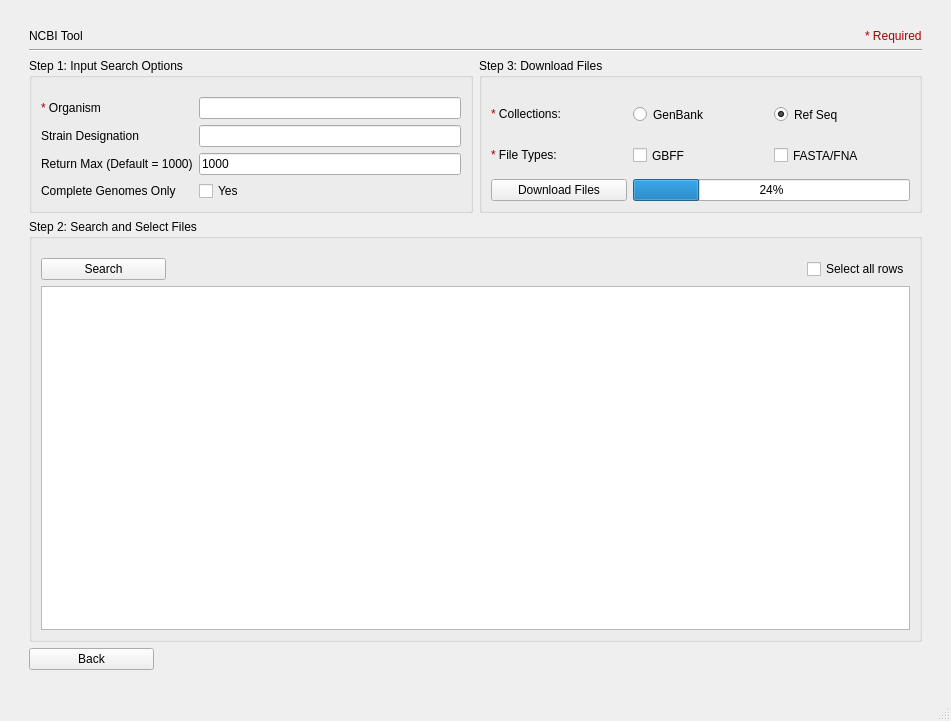
Old version of the form ncbi.ui in the repository TrinhLab/CASPERapp.
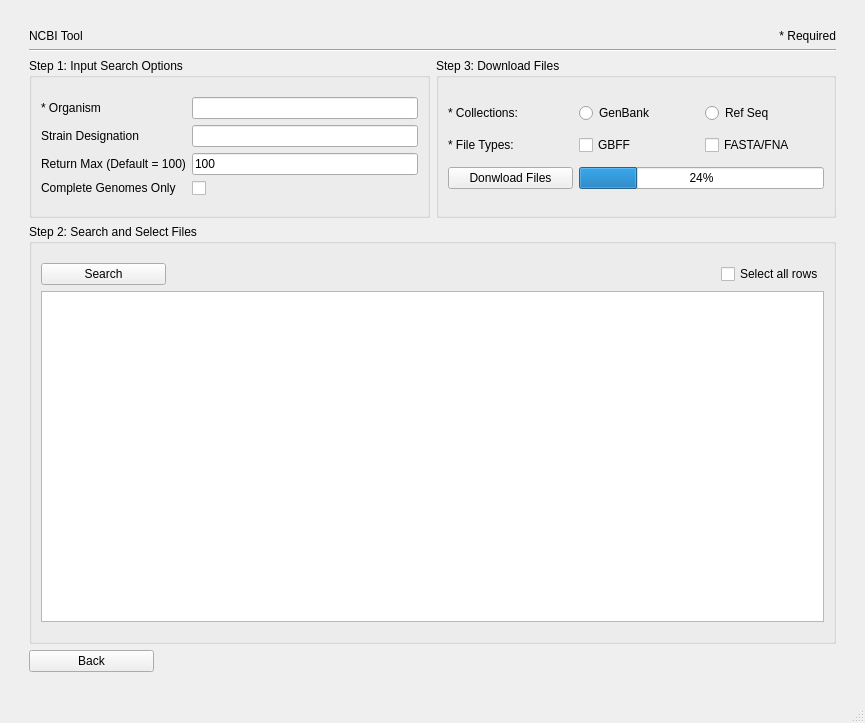
New version of the form.

```diff
--- a/ncbi.ui
+++ b/ncbi.ui
@@ -6,30 +6,131 @@
    <rect>
     <x>0</x>
     <y>0</y>
-    <width>951</width>
-    <height>721</height>
+    <width>865</width>
+    <height>723</height>
    </rect>
   </property>
   <property name="windowTitle">
    <string>MainWindow</string>
   </property>
   <widget class="QWidget" name="centralwidget">
-   <layout class="QGridLayout" name="gridLayout">
+   <layout class="QGridLayout" name="gridLayout_2">
+    <item row="2" column="1">
+     <spacer name="verticalSpacer">
+      <property name="orientation">
+       <enum>Qt::Vertical</enum>
+      </property>
+      <property name="sizeType">
+       <enum>QSizePolicy::Fixed</enum>
+      </property>
+      <property name="sizeHint" stdset="0">
+       <size>
+        <width>20</width>
+        <height>20</height>
+       </size>
+      </property>
+     </spacer>
+    </item>
+    <item row="1" column="0">
+     <spacer name="horizontalSpacer">
+      <property name="orientation">
+       <enum>Qt::Horizontal</enum>
+      </property>
+      <property name="sizeType">
+       <enum>QSizePolicy::Fixed</enum>
+      </property>
+      <property name="sizeHint" stdset="0">
+       <size>
+        <width>20</width>
+        <height>20</height>
+       </size>
+      </property>
+     </spacer>
+    </item>
     <item row="1" column="1">
-     <layout class="QGridLayout" name="gridLayout_3">
-      <item row="0" column="1" alignment="Qt::AlignRight">
-       <widget class="QLabel" name="label_6">
-        <property name="sizePolicy">
-         <sizepolicy hsizetype="Fixed" vsizetype="Fixed">
-          <horstretch>0</horstretch>
-          <verstretch>0</verstretch>
-         </sizepolicy>
+     <layout class="QGridLayout" name="gridLayout">
+      <item row="3" column="0" colspan="2">
+       <widget class="QGroupBox" name="Step2">
+        <property name="title">
+         <string>Step 2: Search and Select Files</string>
         </property>
+        <layout class="QGridLayout" name="gridLayout_6">
+         <item row="1" column="0" alignment="Qt::AlignLeft">
+          <widget class="QPushButton" name="search_button">
+           <property name="minimumSize">
+            <size>
+             <width>125</width>
+             <height>0</height>
+            </size>
+           </property>
+           <property name="text">
+            <string>Search</string>
+           </property>
+          </widget>
+         </item>
+         <item row="3" column="0" colspan="3">
+          <spacer name="verticalSpacer_6">
+           <property name="orientation">
+            <enum>Qt::Vertical</enum>
+           </property>
+           <property name="sizeType">
+            <enum>QSizePolicy::Fixed</enum>
+           </property>
+           <property name="sizeHint" stdset="0">
+            <size>
+             <width>10</width>
+             <height>10</height>
+            </size>
+           </property>
+          </spacer>
+         </item>
+         <item row="0" column="0" colspan="3">
+          <spacer name="verticalSpacer_5">
+           <property name="orientation">
+            <enum>Qt::Vertical</enum>
+           </property>
+           <property name="sizeType">
+            <enum>QSizePolicy::Fixed</enum>
+           </property>
+           <property name="sizeHint" stdset="0">
+            <size>
+             <width>10</width>
+             <height>10</height>
+            </size>
+           </property>
+          </spacer>
+         </item>
+         <item row="2" column="0" colspan="3">
+          <widget class="QTableView" name="ncbi_table">
+           <property name="layoutDirection">
+            <enum>Qt::LeftToRight</enum>
+           </property>
+          </widget>
+         </item>
+         <item row="1" column="2" alignment="Qt::AlignRight">
+          <widget class="QCheckBox" name="all_rows">
+           <property name="text">
+            <string>Select all rows</string>
+           </property>
+          </widget>
+         </item>
+        </layout>
+       </widget>
+      </item>
+      <item row="0" column="1">
+       <widget class="QLabel" name="label_2">
         <property name="text">
-         <string>&lt;html&gt;&lt;head/&gt;&lt;body&gt;&lt;p&gt;&lt;span style=&quot; color:#aa0000;&quot;&gt;* Required&lt;/span&gt;&lt;/p&gt;&lt;/body&gt;&lt;/html&gt;</string>
+         <string>* Required</string>
         </property>
-        <property name="textFormat">
-         <enum>Qt::RichText</enum>
+        <property name="alignment">
+         <set>Qt::AlignRight|Qt::AlignTrailing|Qt::AlignVCenter</set>
+        </property>
+       </widget>
+      </item>
+      <item row="1" column="0" colspan="2">
+       <widget class="Line" name="line">
+        <property name="orientation">
+         <enum>Qt::Horizontal</enum>
         </property>
        </widget>
       </item>
@@ -44,53 +145,11 @@
         <property name="title">
          <string>Step 1: Input Search Options</string>
         </property>
-        <layout class="QGridLayout" name="gridLayout_7">
-         <property name="sizeConstraint">
-          <enum>QLayout::SetMinAndMaxSize</enum>
-         </property>
-         <item row="3" column="2">
-          <widget class="QLineEdit" name="ret_max_line_edit">
-           <property name="sizePolicy">
-            <sizepolicy hsizetype="Minimum" vsizetype="Fixed">
-             <horstretch>0</horstretch>
-             <verstretch>0</verstretch>
-            </sizepolicy>
-           </property>
-           <property name="text">
-            <string>1000</string>
-           </property>
-          </widget>
-         </item>
-         <item row="4" column="2">
-          <widget class="QCheckBox" name="yes_box">
-           <property name="sizePolicy">
-            <sizepolicy hsizetype="Minimum" vsizetype="Fixed">
-             <horstretch>0</horstretch>
-             <verstretch>0</verstretch>
-            </sizepolicy>
-           </property>
-           <property name="text">
-            <string>Yes</string>
-           </property>
-          </widget>
-         </item>
-         <item row="4" column="1">
-          <widget class="QLabel" name="label">
-           <property name="sizePolicy">
-            <sizepolicy hsizetype="Fixed" vsizetype="Fixed">
-             <horstretch>0</horstretch>
-             <verstretch>0</verstretch>
-            </sizepolicy>
-           </property>
-           <property name="text">
-            <string>Complete Genomes Only</string>
-           </property>
-          </widget>
-         </item>
-         <item row="2" column="1">
+        <layout class="QGridLayout" name="gridLayout_4">
+         <item row="2" column="0">
           <widget class="QLabel" name="label_3">
            <property name="sizePolicy">
-            <sizepolicy hsizetype="Fixed" vsizetype="Fixed">
+            <sizepolicy hsizetype="Preferred" vsizetype="Fixed">
              <horstretch>0</horstretch>
              <verstretch>0</verstretch>
             </sizepolicy>
@@ -100,66 +159,92 @@
            </property>
           </widget>
          </item>
-         <item row="2" column="2">
-          <widget class="QLineEdit" name="infra_name_line_edit">
-           <property name="sizePolicy">
-            <sizepolicy hsizetype="Minimum" vsizetype="Fixed">
-             <horstretch>0</horstretch>
-             <verstretch>0</verstretch>
-            </sizepolicy>
-           </property>
-          </widget>
-         </item>
-         <item row="1" column="1">
+         <item row="3" column="0">
           <widget class="QLabel" name="label_4">
            <property name="sizePolicy">
-            <sizepolicy hsizetype="Fixed" vsizetype="Fixed">
+            <sizepolicy hsizetype="Preferred" vsizetype="Fixed">
              <horstretch>0</horstretch>
              <verstretch>0</verstretch>
             </sizepolicy>
            </property>
            <property name="text">
-            <string>&lt;html&gt;&lt;head/&gt;&lt;body&gt;&lt;p&gt;&lt;span style=&quot; color:#aa0000;&quot;&gt;*&lt;/span&gt; Organism&lt;/p&gt;&lt;/body&gt;&lt;/html&gt;</string>
+            <string>Return Max (Default = 100)</string>
            </property>
-           <property name="textFormat">
-            <enum>Qt::RichText</enum>
+          </widget>
+         </item>
+         <item row="4" column="0">
+          <widget class="QLabel" name="label_5">
+           <property name="sizePolicy">
+            <sizepolicy hsizetype="Preferred" vsizetype="Fixed">
+             <horstretch>0</horstretch>
+             <verstretch>0</verstretch>
+            </sizepolicy>
            </property>
+           <property name="text">
+            <string>Complete Genomes Only</string>
+           </property>
           </widget>
          </item>
-         <item row="1" column="2">
-          <widget class="QLineEdit" name="organism_line_edit">
+         <item row="1" column="0">
+          <widget class="QLabel" name="label">
            <property name="sizePolicy">
-            <sizepolicy hsizetype="Minimum" vsizetype="Fixed">
+            <sizepolicy hsizetype="Preferred" vsizetype="Fixed">
              <horstretch>0</horstretch>
              <verstretch>0</verstretch>
             </sizepolicy>
            </property>
+           <property name="text">
+            <string>* Organism</string>
+           </property>
           </widget>
          </item>
+         <item row="1" column="1">
+          <widget class="QLineEdit" name="organism_line_edit"/>
+         </item>
+         <item row="2" column="1">
+          <widget class="QLineEdit" name="infra_name_line_edit"/>
+         </item>
          <item row="3" column="1">
-          <widget class="QLabel" name="label_2">
-           <property name="sizePolicy">
-            <sizepolicy hsizetype="Fixed" vsizetype="Fixed">
-             <horstretch>0</horstretch>
-             <verstretch>0</verstretch>
-            </sizepolicy>
+          <widget class="QLineEdit" name="ret_max_line_edit">
+           <property name="text">
+            <string>100</string>
            </property>
+          </widget>
+         </item>
+         <item row="4" column="1">
+          <widget class="QCheckBox" name="yes_box">
            <property name="text">
-            <string>Return Max (Default = 1000)</string>
+            <string/>
            </property>
           </widget>
          </item>
-         <item row="0" column="1" colspan="2">
+         <item row="5" column="0" colspan="2">
           <spacer name="verticalSpacer_3">
            <property name="orientation">
             <enum>Qt::Vertical</enum>
            </property>
            <property name="sizeType">
-            <enum>QSizePolicy::Preferred</enum>
+            <enum>QSizePolicy::Fixed</enum>
            </property>
            <property name="sizeHint" stdset="0">
             <size>
-             <width>20</width>
+             <width>10</width>
+             <height>10</height>
+            </size>
+           </property>
+          </spacer>
+         </item>
+         <item row="0" column="0" colspan="2">
+          <spacer name="verticalSpacer_4">
+           <property name="orientation">
+            <enum>Qt::Vertical</enum>
+           </property>
+           <property name="sizeType">
+            <enum>QSizePolicy::Fixed</enum>
+           </property>
+           <property name="sizeHint" stdset="0">
+            <size>
+             <width>10</width>
              <height>10</height>
             </size>
            </property>
@@ -168,10 +253,10 @@
         </layout>
        </widget>
       </item>
-      <item row="0" column="0" alignment="Qt::AlignLeft">
+      <item row="0" column="0">
        <widget class="QLabel" name="title">
         <property name="sizePolicy">
-         <sizepolicy hsizetype="Fixed" vsizetype="Fixed">
+         <sizepolicy hsizetype="Preferred" vsizetype="Fixed">
           <horstretch>0</horstretch>
           <verstretch>0</verstretch>
          </sizepolicy>
@@ -181,98 +266,6 @@
         </property>
        </widget>
       </item>
-      <item row="4" column="0" alignment="Qt::AlignLeft">
-       <widget class="QPushButton" name="back_button">
-        <property name="sizePolicy">
-         <sizepolicy hsizetype="Minimum" vsizetype="Fixed">
-          <horstretch>0</horstretch>
-          <verstretch>0</verstretch>
-         </sizepolicy>
-        </property>
-        <property name="minimumSize">
-         <size>
-          <width>125</width>
-          <height>0</height>
-         </size>
-        </property>
-        <property name="text">
-         <string>Back</string>
-        </property>
-       </widget>
-      </item>
-      <item row="3" column="0" colspan="2">
-       <widget class="QGroupBox" name="Step2">
-        <property name="sizePolicy">
-         <sizepolicy hsizetype="Expanding" vsizetype="Expanding">
-          <horstretch>0</horstretch>
-          <verstretch>0</verstretch>
-         </sizepolicy>
-        </property>
-        <property name="title">
-         <string>Step 2: Search and Select Files</string>
-        </property>
-        <layout class="QGridLayout" name="gridLayout_8">
-         <item row="1" column="0" alignment="Qt::AlignLeft">
-          <widget class="QPushButton" name="search_button">
-           <property name="sizePolicy">
-            <sizepolicy hsizetype="Minimum" vsizetype="Fixed">
-             <horstretch>0</horstretch>
-             <verstretch>0</verstretch>
-            </sizepolicy>
-           </property>
-           <property name="minimumSize">
-            <size>
-             <width>125</width>
-             <height>0</height>
-            </size>
-           </property>
-           <property name="text">
-            <string>Search</string>
-           </property>
-          </widget>
-         </item>
-         <item row="2" column="0" colspan="2">
-          <widget class="QTableView" name="ncbi_table">
-           <property name="sizePolicy">
-            <sizepolicy hsizetype="Minimum" vsizetype="Preferred">
-             <horstretch>0</horstretch>
-             <verstretch>0</verstretch>
-            </sizepolicy>
-           </property>
-          </widget>
-         </item>
-         <item row="1" column="1" alignment="Qt::AlignRight">
-          <widget class="QCheckBox" name="all_rows">
-           <property name="sizePolicy">
-            <sizepolicy hsizetype="Minimum" vsizetype="Fixed">
-             <horstretch>0</horstretch>
-             <verstretch>0</verstretch>
-            </sizepolicy>
-           </property>
-           <property name="text">
-            <string>Select all rows</string>
-           </property>
-          </widget>
-         </item>
-         <item row="0" column="0" colspan="2">
-          <spacer name="verticalSpacer_5">
-           <property name="orientation">
-            <enum>Qt::Vertical</enum>
-           </property>
-           <property name="sizeType">
-            <enum>QSizePolicy::Preferred</enum>
-           </property>
-           <property name="sizeHint" stdset="0">
-            <size>
-             <width>20</width>
-             <height>10</height>
-            </size>
-           </property>
-          </spacer>
-         </item>
-        </layout>
-       </widget>
-      </item>
       <item row="2" column="1">
        <widget class="QGroupBox" name="Step3">
         <property name="sizePolicy">
@@ -284,125 +277,96 @@
         <property name="title">
          <string>Step 3: Download Files</string>
         </property>
-        <layout class="QGridLayout" name="gridLayout_6">
-         <item row="1" column="1">
-          <widget class="QRadioButton" name="genbank_checkbox">
-           <property name="sizePolicy">
-            <sizepolicy hsizetype="Preferred" vsizetype="Preferred">
-             <horstretch>0</horstretch>
-             <verstretch>0</verstretch>
-            </sizepolicy>
-           </property>
-           <property name="text">
-            <string>GenBank</string>
-           </property>
-          </widget>
-         </item>
-         <item row="1" column="2">
-          <widget class="QRadioButton" name="refseq_checkbox">
-           <property name="sizePolicy">
-            <sizepolicy hsizetype="Preferred" vsizetype="Preferred">
-             <horstretch>0</horstretch>
-             <verstretch>0</verstretch>
-            </sizepolicy>
-           </property>
-           <property name="text">
-            <string>Ref Seq</string>
-           </property>
-           <property name="checked">
-            <bool>true</bool>
-           </property>
-          </widget>
-         </item>
-         <item row="2" column="0">
-          <widget class="QLabel" name="label_8">
-           <property name="sizePolicy">
-            <sizepolicy hsizetype="Preferred" vsizetype="Preferred">
-             <horstretch>0</horstretch>
-             <verstretch>0</verstretch>
-            </sizepolicy>
-           </property>
-           <property name="text">
-            <string>&lt;html&gt;&lt;head/&gt;&lt;body&gt;&lt;p&gt;&lt;span style=&quot; color:#aa0000;&quot;&gt;*&lt;/span&gt; File Types:&lt;/p&gt;&lt;/body&gt;&lt;/html&gt;</string>
-           </property>
-          </widget>
-         </item>
-         <item row="1" column="0">
-          <widget class="QLabel" name="label_7">
-           <property name="sizePolicy">
-            <sizepolicy hsizetype="Preferred" vsizetype="Preferred">
-             <horstretch>0</horstretch>
-             <verstretch>0</verstretch>
-            </sizepolicy>
-           </property>
-           <property name="text">
-            <string>&lt;html&gt;&lt;head/&gt;&lt;body&gt;&lt;p&gt;&lt;span style=&quot; color:#aa0000;&quot;&gt;*&lt;/span&gt; Collections:&lt;/p&gt;&lt;/body&gt;&lt;/html&gt;</string>
-           </property>
-          </widget>
-         </item>
-         <item row="2" column="1">
-          <widget class="QCheckBox" name="gbff_checkbox">
-           <property name="sizePolicy">
-            <sizepolicy hsizetype="Preferred" vsizetype="Preferred">
-             <horstretch>0</horstretch>
-             <verstretch>0</verstretch>
-            </sizepolicy>
-           </property>
-           <property name="text">
-            <string>GBFF</string>
-           </property>
-          </widget>
-         </item>
-         <item row="3" column="0">
-          <widget class="QPushButton" name="download_button">
-           <property name="sizePolicy">
-            <sizepolicy hsizetype="Preferred" vsizetype="Fixed">
-             <horstretch>0</horstretch>
-             <verstretch>0</verstretch>
-            </sizepolicy>
-           </property>
-           <property name="text">
-            <string>Download Files</string>
-           </property>
-          </widget>
-         </item>
+        <layout class="QGridLayout" name="gridLayout_5">
          <item row="2" column="2">
           <widget class="QCheckBox" name="fna_checkbox">
-           <property name="sizePolicy">
-            <sizepolicy hsizetype="Preferred" vsizetype="Preferred">
-             <horstretch>0</horstretch>
-             <verstretch>0</verstretch>
-            </sizepolicy>
-           </property>
            <property name="text">
             <string>FASTA/FNA</string>
            </property>
           </widget>
          </item>
+         <item row="3" column="0">
+          <widget class="QPushButton" name="download_button">
+           <property name="minimumSize">
+            <size>
+             <width>125</width>
+             <height>0</height>
+            </size>
+           </property>
+           <property name="text">
+            <string>Donwload Files</string>
+           </property>
+          </widget>
+         </item>
          <item row="3" column="1" colspan="2">
           <widget class="QProgressBar" name="progressBar">
-           <property name="sizePolicy">
-            <sizepolicy hsizetype="Preferred" vsizetype="Fixed">
-             <horstretch>0</horstretch>
-             <verstretch>0</verstretch>
-            </sizepolicy>
-           </property>
            <property name="value">
             <number>24</number>
            </property>
           </widget>
          </item>
-         <item row="0" column="0" colspan="2">
-          <spacer name="verticalSpacer_4">
+         <item row="1" column="1">
+          <widget class="QRadioButton" name="genbank_checkbox">
+           <property name="text">
+            <string>GenBank</string>
+           </property>
+          </widget>
+         </item>
+         <item row="2" column="0">
+          <widget class="QLabel" name="label_7">
+           <property name="text">
+            <string>* File Types:</string>
+           </property>
+          </widget>
+         </item>
+         <item row="1" column="2">
+          <widget class="QRadioButton" name="refseq_checkbox">
+           <property name="text">
+            <string>Ref Seq</string>
+           </property>
+          </widget>
+         </item>
+         <item row="2" column="1">
+          <widget class="QCheckBox" name="gbff_checkbox">
+           <property name="text">
+            <string>GBFF</string>
+           </property>
+          </widget>
+         </item>
+         <item row="1" column="0">
+          <widget class="QLabel" name="label_6">
+           <property name="text">
+            <string>* Collections:</string>
+           </property>
+          </widget>
+         </item>
+         <item row="0" column="0" colspan="3">
+          <spacer name="verticalSpacer_7">
            <property name="orientation">
             <enum>Qt::Vertical</enum>
            </property>
            <property name="sizeType">
-            <enum>QSizePolicy::Preferred</enum>
+            <enum>QSizePolicy::Fixed</enum>
            </property>
            <property name="sizeHint" stdset="0">
             <size>
-             <width>20</width>
+             <width>10</width>
+             <height>10</height>
+            </size>
+           </property>
+          </spacer>
+         </item>
+         <item row="4" column="0" colspan="3">
+          <spacer name="verticalSpacer_8">
+           <property name="orientation">
+            <enum>Qt::Vertical</enum>
+           </property>
+           <property name="sizeType">
+            <enum>QSizePolicy::Fixed</enum>
+           </property>
+           <property name="sizeHint" stdset="0">
+            <size>
+             <width>10</width>
              <height>10</height>
             </size>
            </property>
@@ -411,32 +375,22 @@
         </layout>
        </widget>
       </item>
-      <item row="1" column="0" colspan="2">
-       <widget class="Line" name="line">
-        <property name="orientation">
-         <enum>Qt::Horizontal</enum>
+      <item row="4" column="0" alignment="Qt::AlignLeft">
+       <widget class="QPushButton" name="back_button">
+        <property name="minimumSize">
+         <size>
+          <width>125</width>
+          <height>0</height>
+         </size>
+        </property>
+        <property name="text">
+         <string>Back</string>
         </property>
        </widget>
       </item>
      </layout>
     </item>
-    <item row="1" column="0">
-     <spacer name="horizontalSpacer">
-      <property name="orientation">
-       <enum>Qt::Horizontal</enum>
-      </property>
-      <property name="sizeType">
-       <enum>QSizePolicy::Fixed</enum>
-      </property>
-      <property name="sizeHint" stdset="0">
-       <size>
-        <width>20</width>
-        <height>20</height>
-       </size>
-      </property>
-     </spacer>
-    </item>
-    <item row="1" column="3">
+    <item row="1" column="2">
      <spacer name="horizontalSpacer_2">
       <property name="orientation">
        <enum>Qt::Horizontal</enum>
@@ -468,22 +422,6 @@
       </property>
      </spacer>
     </item>
-    <item row="2" column="1">
-     <spacer name="verticalSpacer">
-      <property name="orientation">
-       <enum>Qt::Vertical</enum>
-      </property>
-      <property name="sizeType">
-       <enum>QSizePolicy::Fixed</enum>
-      </property>
-      <property name="sizeHint" stdset="0">
-       <size>
-        <width>20</width>
-        <height>20</height>
-       </size>
-      </property>
-     </spacer>
-    </item>
    </layout>
   </widget>
   <widget class="QStatusBar" name="statusbar"/>
```
